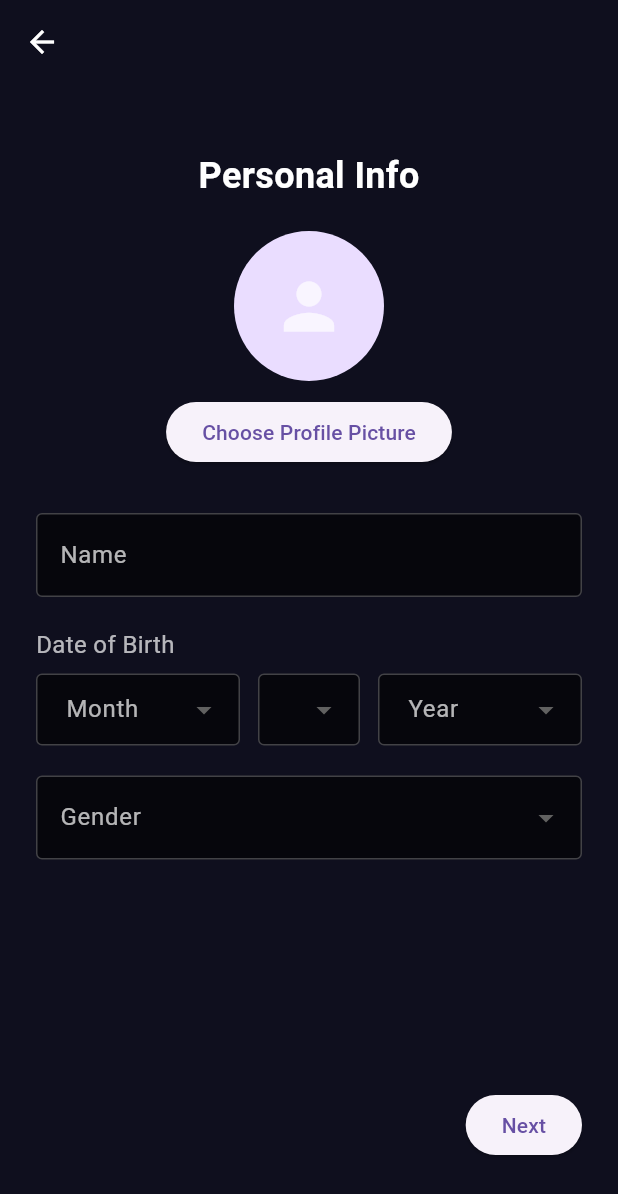
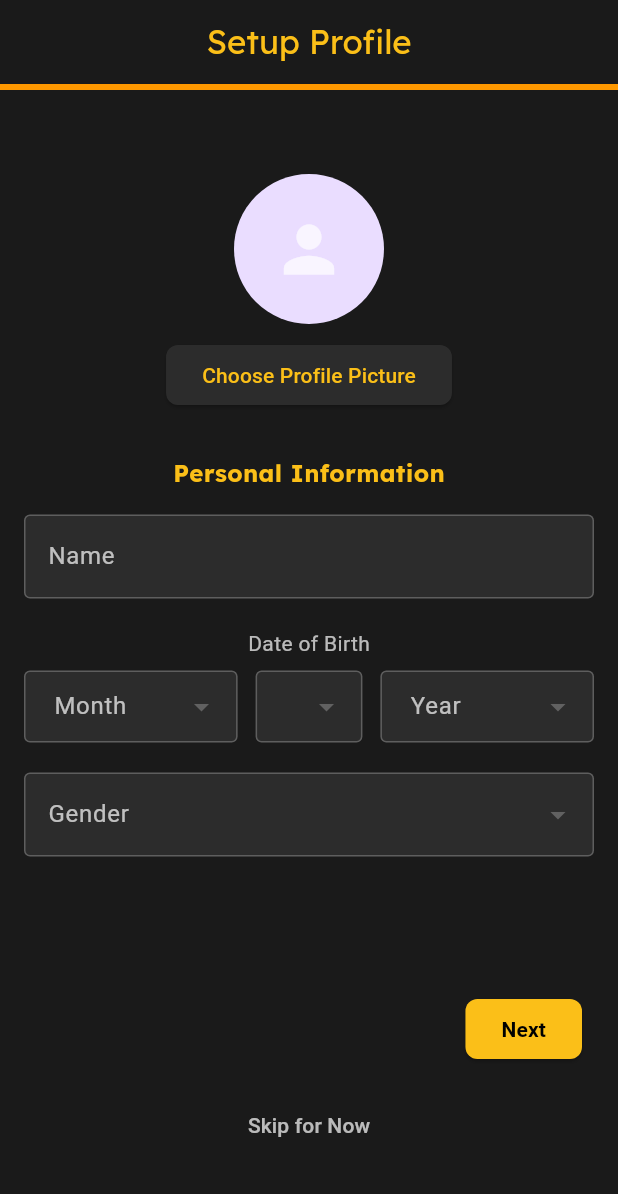
Before and after one commit to NumaanQureshi/Journey, a Flutter app: the PersonalizationScreen screen opened directly, on a phone screen of 412 x 824 dp. Shown: the top 1194 px of the screen. Run offline on Flutter 3.47's test engine with Material 3 defaults, Android fonts, the phone set to English and light mode, and no system bars; our stand-ins replace flutter_secure_storage, flutter_svg, google_fonts, image_picker; accounts and stored records are empty; Roboto replaces fonts that are missing (Kanit).

Commit message:
feat: added skip option to personalize later in the app

```diff
--- a/lib/screens/personalization_screen.dart
+++ b/lib/screens/personalization_screen.dart
@@ -2,6 +2,7 @@ import 'dart:io';
 import 'dart:convert';
 import 'package:http/http.dart' as http;
 import 'package:flutter/material.dart';
+import 'package:google_fonts/google_fonts.dart';
 import 'package:image_picker/image_picker.dart';
 import 'home_screen.dart';
 import '../featureflags/feature_flags.dart';
@@ -171,26 +172,14 @@ class _PersonalizationScreenState extends State<PersonalizationScreen> {
   }
   // Reusable step builder
   Widget _buildStep({required String title, required Widget child}) {
-    return Padding(
-      padding: const EdgeInsets.symmetric(horizontal: 24.0),
-      child: SingleChildScrollView(
+    return SingleChildScrollView(
+      padding: const EdgeInsets.all(16.0),
       child: Column(
-          mainAxisAlignment: MainAxisAlignment.center,
         children: [
-            const SizedBox(height: 100),
-            Text(
-              title,
-              style: const TextStyle(
-                fontSize: 24,
-                fontWeight: FontWeight.bold,
-                color: Colors.white,
-              ),
-            ),
           const SizedBox(height: 20),
           child,
-            const SizedBox(height: 50),
+          const SizedBox(height: 100),
         ],
-        ),
       ),
     );
   }
@@ -203,6 +192,7 @@ class _PersonalizationScreenState extends State<PersonalizationScreen> {
       child: Column(
         children: [
           // Profile Picture Picker (optional)
+          const SizedBox(height: 20),
           CircleAvatar(
             radius: 50,
             backgroundImage: _profileImage != null
@@ -215,9 +205,27 @@ class _PersonalizationScreenState extends State<PersonalizationScreen> {
           const SizedBox(height: 10),
           ElevatedButton(
             onPressed: _pickImage,
+            style: ElevatedButton.styleFrom(
+              backgroundColor: const Color(0xFF2C2C2C),
+              foregroundColor: const Color(0xFFFBBF18),
+              shape: RoundedRectangleBorder(
+                borderRadius: BorderRadius.circular(8),
+              ),
+            ),
             child: const Text('Choose Profile Picture'),
           ),
           const SizedBox(height: 30),
+
+          // Personal Information Section
+          Text(
+            'Personal Information',
+            style: GoogleFonts.lexend(
+              color: const Color(0xFFFBBF18),
+              fontSize: 16,
+              fontWeight: FontWeight.bold,
+            ),
+          ),
+          const SizedBox(height: 16),
 
           // Name Input
           TextFormField(
@@ -225,14 +233,14 @@ class _PersonalizationScreenState extends State<PersonalizationScreen> {
             style: const TextStyle(color: Colors.white),
             decoration: const InputDecoration(
               filled: true,
-              fillColor: Color.fromARGB(150, 0, 0, 0),
+              fillColor: Color(0xFF2C2C2C),
               labelText: 'Name',
               labelStyle: TextStyle(color: Colors.white70),
               enabledBorder: OutlineInputBorder(
                 borderSide: BorderSide(color: Colors.white24),
               ),
               focusedBorder: OutlineInputBorder(
-                borderSide: BorderSide(color: Colors.white),
+                borderSide: BorderSide(color: Color(0xFFFBBF18)),
               ),
               errorBorder: OutlineInputBorder(
                 borderSide: BorderSide(color: Colors.redAccent),
@@ -256,11 +264,11 @@ class _PersonalizationScreenState extends State<PersonalizationScreen> {
           const SizedBox(height: 20),
 
           // Date of Birth Dropdowns
-          const Align(
-            alignment: Alignment.centerLeft,
-            child: Text(
+          Text(
             'Date of Birth',
-              style: TextStyle(color: Colors.white70, fontSize: 16),
+            style: GoogleFonts.kanit(
+              color: Colors.white70,
+              fontSize: 14,
             ),
           ),
           const SizedBox(height: 8),
@@ -341,14 +349,14 @@ class _PersonalizationScreenState extends State<PersonalizationScreen> {
             dropdownColor: Colors.grey.shade800,
             decoration: const InputDecoration(
               filled: true,
-              fillColor: Color.fromARGB(150, 0, 0, 0),
+              fillColor: Color(0xFF2C2C2C),
               labelText: 'Gender',
               labelStyle: TextStyle(color: Colors.white70),
               enabledBorder: OutlineInputBorder(
                 borderSide: BorderSide(color: Colors.white24),
               ),
               focusedBorder: OutlineInputBorder(
-                borderSide: BorderSide(color: Colors.white),
+                borderSide: BorderSide(color: Color(0xFFFBBF18)),
               ),
               errorBorder: OutlineInputBorder(
                 borderSide: BorderSide(color: Colors.redAccent),
@@ -380,7 +388,6 @@ class _PersonalizationScreenState extends State<PersonalizationScreen> {
     );
   }
 
-  // Reusable dropdown builder for DOB
   Widget _buildDropdown({
     required String hint,
     required int? value,
@@ -394,12 +401,12 @@ class _PersonalizationScreenState extends State<PersonalizationScreen> {
       dropdownColor: Colors.grey.shade800,
       decoration: InputDecoration(
         filled: true,
-        fillColor: const Color.fromARGB(150, 0, 0, 0),
+        fillColor: const Color(0xFF2C2C2C),
         labelText: hint,
         labelStyle: const TextStyle(color: Colors.white70),
         contentPadding: const EdgeInsets.symmetric(horizontal: 16, vertical: 12),
         enabledBorder: const OutlineInputBorder(borderSide: BorderSide(color: Colors.white24)),
-        focusedBorder: const OutlineInputBorder(borderSide: BorderSide(color: Colors.white)),
+        focusedBorder: const OutlineInputBorder(borderSide: BorderSide(color: Color(0xFFFBBF18))),
         errorBorder: const OutlineInputBorder(borderSide: BorderSide(color: Colors.redAccent)),
         focusedErrorBorder: const OutlineInputBorder(borderSide: BorderSide(color: Colors.redAccent)),
       ),
@@ -425,6 +432,15 @@ class _PersonalizationScreenState extends State<PersonalizationScreen> {
       key: _healthInfoFormKey,
       child: Column(
         children: [
+          Text(
+            'Physical Measurements',
+            style: GoogleFonts.lexend(
+              color: const Color(0xFFFBBF18),
+              fontSize: 16,
+              fontWeight: FontWeight.bold,
+            ),
+          ),
+          const SizedBox(height: 16),
           SegmentedButton<UnitSystem>(
             segments: const <ButtonSegment<UnitSystem>>[
               ButtonSegment<UnitSystem>(
@@ -445,8 +461,8 @@ class _PersonalizationScreenState extends State<PersonalizationScreen> {
             style: SegmentedButton.styleFrom(
               backgroundColor: Colors.grey.shade800,
               foregroundColor: Colors.white,
-              selectedForegroundColor: Colors.white,
-              selectedBackgroundColor: Colors.blue,
+              selectedForegroundColor: Colors.black,
+              selectedBackgroundColor: const Color(0xFFFBBF18),
             ),
           ),
           const SizedBox(height: 20),
@@ -455,7 +471,7 @@ class _PersonalizationScreenState extends State<PersonalizationScreen> {
             style: const TextStyle(color: Colors.white),
             decoration: InputDecoration(
               filled: true,
-              fillColor: Color.fromARGB(150, 0, 0, 0),
+              fillColor: const Color(0xFF2C2C2C),
               labelText: _selectedUnitSystem == UnitSystem.metric
                   ? 'Height (cm)'
                   : 'Height (in)',
@@ -464,7 +480,7 @@ class _PersonalizationScreenState extends State<PersonalizationScreen> {
                 borderSide: BorderSide(color: Colors.white24),
               ),
               focusedBorder: const OutlineInputBorder(
-                borderSide: BorderSide(color: Colors.white),
+                borderSide: BorderSide(color: Color(0xFFFBBF18)),
               ),
               errorBorder: const OutlineInputBorder(
                 borderSide: BorderSide(color: Colors.redAccent),
@@ -485,7 +501,7 @@ class _PersonalizationScreenState extends State<PersonalizationScreen> {
             style: const TextStyle(color: Colors.white),
             decoration: InputDecoration(
               filled: true,
-              fillColor: Color.fromARGB(150, 0, 0, 0),
+              fillColor: const Color(0xFF2C2C2C),
               labelText: _selectedUnitSystem == UnitSystem.metric
                   ? 'Weight (kg)'
                   : 'Weight (lb)',
@@ -494,7 +510,7 @@ class _PersonalizationScreenState extends State<PersonalizationScreen> {
                 borderSide: BorderSide(color: Colors.white24),
               ),
               focusedBorder: const OutlineInputBorder(
-                borderSide: BorderSide(color: Colors.white),
+                borderSide: BorderSide(color: Color(0xFFFBBF18)),
               ),
               errorBorder: const OutlineInputBorder(
                 borderSide: BorderSide(color: Colors.redAccent),
@@ -520,6 +536,15 @@ class _PersonalizationScreenState extends State<PersonalizationScreen> {
       key: _planningFormKey,
       child: Column(
         children: [
+          Text(
+            'Fitness Goals',
+            style: GoogleFonts.lexend(
+              color: const Color(0xFFFBBF18),
+              fontSize: 16,
+              fontWeight: FontWeight.bold,
+            ),
+          ),
+          const SizedBox(height: 16),
           // Main Focus Dropdown
           DropdownButtonFormField<String>(
             initialValue: _mainFocus,
@@ -527,14 +552,14 @@ class _PersonalizationScreenState extends State<PersonalizationScreen> {
             dropdownColor: Colors.grey.shade800,
             decoration: const InputDecoration(
               filled: true,
-              fillColor: Color.fromARGB(150, 0, 0, 0),
+              fillColor: Color(0xFF2C2C2C),
               labelText: 'Main Focus',
               labelStyle: TextStyle(color: Colors.white70),
               enabledBorder: OutlineInputBorder(
                 borderSide: BorderSide(color: Colors.white24),
               ),
               focusedBorder: OutlineInputBorder(
-                borderSide: BorderSide(color: Colors.white),
+                borderSide: BorderSide(color: Color(0xFFFBBF18)),
               ),
               errorBorder: OutlineInputBorder(
                 borderSide: BorderSide(color: Colors.redAccent),
@@ -565,7 +590,7 @@ class _PersonalizationScreenState extends State<PersonalizationScreen> {
             style: const TextStyle(color: Colors.white),
             decoration: InputDecoration(
               filled: true,
-              fillColor: Color.fromARGB(150, 0, 0, 0),
+              fillColor: const Color(0xFF2C2C2C),
               labelText:
                   'Goal Weight (${_selectedUnitSystem == UnitSystem.metric ? "kg" : "lb"})',
               labelStyle: const TextStyle(color: Colors.white70),
@@ -573,7 +598,7 @@ class _PersonalizationScreenState extends State<PersonalizationScreen> {
                 borderSide: BorderSide(color: Colors.white24),
               ),
               focusedBorder: const OutlineInputBorder(
-                borderSide: BorderSide(color: Colors.white),
+                borderSide: BorderSide(color: Color(0xFFFBBF18)),
               ),
               errorBorder: const OutlineInputBorder(
                 borderSide: BorderSide(color: Colors.redAccent),
@@ -597,14 +622,14 @@ class _PersonalizationScreenState extends State<PersonalizationScreen> {
             dropdownColor: Colors.grey.shade800,
             decoration: const InputDecoration(
               filled: true,
-              fillColor: Color.fromARGB(150, 0, 0, 0),
+              fillColor: Color(0xFF2C2C2C),
               labelText: 'Desired Activity Intensity',
               labelStyle: TextStyle(color: Colors.white70),
               enabledBorder: OutlineInputBorder(
                 borderSide: BorderSide(color: Colors.white24),
               ),
               focusedBorder: OutlineInputBorder(
-                borderSide: BorderSide(color: Colors.white),
+                borderSide: BorderSide(color: Color(0xFFFBBF18)),
               ),
               errorBorder: OutlineInputBorder(
                 borderSide: BorderSide(color: Colors.redAccent),
@@ -627,6 +652,61 @@ class _PersonalizationScreenState extends State<PersonalizationScreen> {
           ),
         ],
       ),
+    );
+  }
+
+  // Method to show skip confirmation dialog
+  void _showSkipConfirmation() {
+    showDialog(
+      context: context,
+      builder: (BuildContext context) {
+        return AlertDialog(
+          backgroundColor: const Color(0xFF2C2C2C),
+          title: Text(
+            'Skip Profile Setup?',
+            style: GoogleFonts.lexend(
+              color: const Color(0xFFFBBF18),
+              fontWeight: FontWeight.bold,
+            ),
+          ),
+          content: Text(
+            'You can complete your profile later in settings.',
+            style: GoogleFonts.kanit(
+              color: Colors.white70,
+            ),
+          ),
+          actions: [
+            TextButton(
+              onPressed: () => Navigator.pop(context),
+              child: Text(
+                'Cancel',
+                style: GoogleFonts.lexend(
+                  color: const Color(0xFFFBBF18),
+                ),
+              ),
+            ),
+            ElevatedButton(
+              onPressed: () {
+                Navigator.pop(context);
+                Navigator.pushReplacement(
+                  context,
+                  MaterialPageRoute(builder: (context) => const HomeScreen()),
+                );
+              },
+              style: ElevatedButton.styleFrom(
+                backgroundColor: const Color(0xFFFBBF18),
+                foregroundColor: Colors.black,
+              ),
+              child: Text(
+                'Skip',
+                style: GoogleFonts.lexend(
+                  fontWeight: FontWeight.bold,
+                ),
+              ),
+            ),
+          ],
+        );
+      },
     );
   }
 
@@ -664,13 +744,23 @@ class _PersonalizationScreenState extends State<PersonalizationScreen> {
   Widget build(BuildContext context) {
     return Scaffold(
       appBar: AppBar(
-        backgroundColor: Colors.transparent,
+        backgroundColor: const Color(0xFF1A1A1A),
         elevation: 0,
         centerTitle: true,
-        iconTheme: const IconThemeData(color: Colors.white),
+        title: Text(
+          'Setup Profile',
+          style: GoogleFonts.lexend(color: const Color(0xFFFBBF18)),
         ),
-      backgroundColor: const Color(0xFF0f0f1e),
-      extendBodyBehindAppBar: true,
+        automaticallyImplyLeading: false,
+        bottom: PreferredSize(
+          preferredSize: const Size.fromHeight(4.0),
+          child: Container(
+            color: Colors.orange,
+            height: 4.0,
+          ),
+        ),
+      ),
+      backgroundColor: const Color(0xFF1A1A1A),
       body: PageView(
         controller: _pageController,
         onPageChanged: (index) {
@@ -698,7 +788,10 @@ class _PersonalizationScreenState extends State<PersonalizationScreen> {
       ),
       bottomNavigationBar: Padding(
         padding: const EdgeInsets.symmetric(horizontal: 24.0, vertical: 50.0),
-        child: Row(
+        child: Column(
+          mainAxisSize: MainAxisSize.min,
+          children: [
+            Row(
               mainAxisAlignment: MainAxisAlignment.spaceBetween,
               children: [
                 if (_currentPage > 0)
@@ -711,15 +804,41 @@ class _PersonalizationScreenState extends State<PersonalizationScreen> {
                     },
                     child: const Text(
                       'Back',
-                  style: TextStyle(color: Colors.white),
+                      style: TextStyle(color: Color(0xFFFBBF18)),
                     ),
                   )
                 else
                   const SizedBox(),
                 ElevatedButton(
                   onPressed: _goToNextPage,
+                  style: ElevatedButton.styleFrom(
+                    backgroundColor: const Color(0xFFFBBF18),
+                    foregroundColor: Colors.black,
+                    shape: RoundedRectangleBorder(
+                      borderRadius: BorderRadius.circular(8),
+                    ),
+                  ),
                   child: Text(
                     _currentPage < _promptTitles.length - 1 ? 'Next' : 'Finish',
+                    style: const TextStyle(
+                      fontWeight: FontWeight.bold,
+                    ),
+                  ),
+                ),
+              ],
+            ),
+            const SizedBox(height: 16),
+            SizedBox(
+              width: double.infinity,
+              child: TextButton(
+                onPressed: _showSkipConfirmation,
+                child: Text(
+                  'Skip for Now',
+                  style: GoogleFonts.kanit(
+                    color: Colors.white70,
+                    fontWeight: FontWeight.w500,
+                  ),
+                ),
               ),
             ),
           ],
```
Lines whose indentation alone changed are shown as unchanged.
